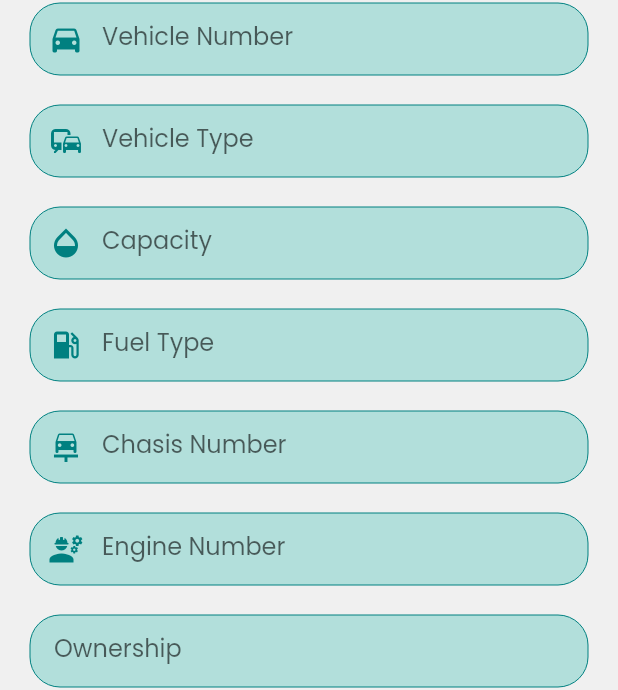
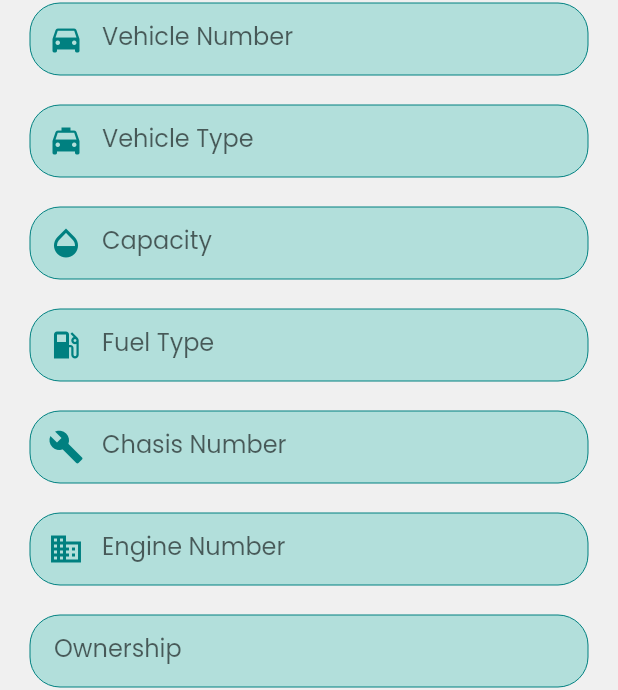
Before and after one commit to Harshana-Rathnayaka/Vehicle-Management-System-Flutter, a Flutter app: the Dashboard screen opened directly, after a tap on "Manage", after a tap on "Add vehicle", on a phone screen of 412 x 824 dp. Shown: the part 111-801 px from the top of the screen. Run offline on Flutter 3.47's test engine with Material 2 defaults, Android fonts, the phone set to English and light mode, and no system bars; our stand-ins replace connectivity, flutter_svg, fluttertoast; network calls fail.

Commit message:
changed the icons to older flutter version

```diff
--- a/lib/screens/AddVehicle.dart
+++ b/lib/screens/AddVehicle.dart
@@ -90,7 +90,7 @@ class _AddVehicleState extends State<AddVehicle> {
                       ),
                       MyTextField(
                         hint: 'Vehicle Type',
-                        icon: Icons.commute,
+                        icon: Icons.local_taxi,
                         controller: _vehicleNumberController,
                         validation: (val) {
                           if (val.isEmpty) {
@@ -123,7 +123,7 @@ class _AddVehicleState extends State<AddVehicle> {
                       ),
                       MyTextField(
                         hint: 'Chasis Number',
-                        icon: Icons.car_repair,
+                        icon: Icons.build,
                         isNumber: true,
                         controller: _vehicleNumberController,
                         validation: (val) {
@@ -135,7 +135,7 @@ class _AddVehicleState extends State<AddVehicle> {
                       ),
                       MyTextField(
                         hint: 'Engine Number',
-                        icon: Icons.engineering,
+                        icon: Icons.business,
                         isNumber: true,
                         controller: _vehicleNumberController,
                         validation: (val) {
--- a/lib/widgets/DashboardTiles.dart
+++ b/lib/widgets/DashboardTiles.dart
@@ -50,7 +50,7 @@ class _DashboardTilesState extends State<DashboardTiles> {
                           fontWeight: FontWeight.w500,
                           color: Colors.green[800]),
                     ),
-                    Icon(Icons.emoji_emotions, color: Colors.green[800])
+                    Icon(Icons.tag_faces, color: Colors.green[800])
                   ],
                 ),
               ],
@@ -75,7 +75,7 @@ class _DashboardTilesState extends State<DashboardTiles> {
                       crossAxisAlignment: CrossAxisAlignment.center,
                       mainAxisAlignment: MainAxisAlignment.spaceEvenly,
                       children: [
-                        Icon(Icons.people_alt, size: 50, color: primaryColor),
+                        Icon(Icons.people, size: 50, color: primaryColor),
                         Text(
                           'Drivers',
                           style: TextStyle(
@@ -122,7 +122,7 @@ class _DashboardTilesState extends State<DashboardTiles> {
                       crossAxisAlignment: CrossAxisAlignment.center,
                       mainAxisAlignment: MainAxisAlignment.spaceEvenly,
                       children: [
-                        Icon(Icons.construction, size: 50, color: primaryColor),
+                        Icon(Icons.settings, size: 50, color: primaryColor),
                         Text(
                           'Repairs',
                           style: TextStyle(
```
Also changed, not shown: pubspec.lock.
